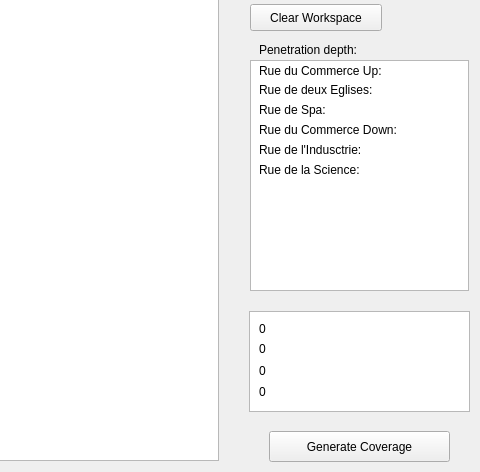
This is ieee80211g.ui in amatepl/RayTracing2019 as Qt 5 draws it before an edit; both pictures show x 801 to 1281 and y 126 to 598 of the 1281 by 707 pixel window. The edited form follows.
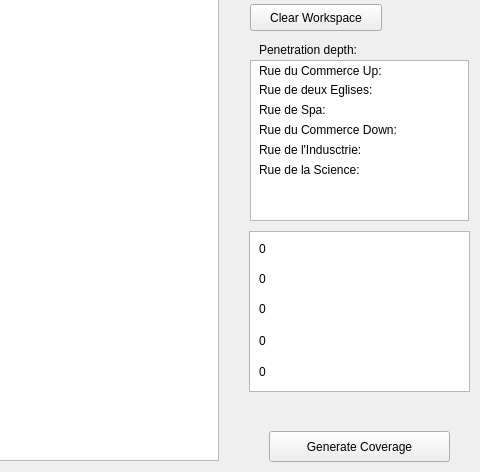
This is the edited form. Icons and pictures are not drawn.

```diff
--- a/ieee80211g.ui
+++ b/ieee80211g.ui
@@ -176,24 +176,24 @@
     <property name="geometry">
      <rect>
       <x>1050</x>
-      <y>420</y>
+      <y>340</y>
       <width>221</width>
-      <height>101</height>
+      <height>161</height>
      </rect>
     </property>
     <property name="html">
      <string>&lt;!DOCTYPE HTML PUBLIC &quot;-//W3C//DTD HTML 4.0//EN&quot; &quot;http://www.w3.org/TR/REC-html40/strict.dtd&quot;&gt;
 &lt;html&gt;&lt;head&gt;&lt;meta name=&quot;qrichtext&quot; content=&quot;1&quot; /&gt;&lt;style type=&quot;text/css&quot;&gt;
 p, li { white-space: pre-wrap; }
-&lt;/style&gt;&lt;/head&gt;&lt;body style=&quot; font-family:'Ubuntu'; font-size:11pt; font-weight:400; font-style:normal;&quot;&gt;
-&lt;p style=&quot;-qt-paragraph-type:empty; margin-top:0px; margin-bottom:0px; margin-left:0px; margin-right:0px; -qt-block-indent:0; text-indent:0px; font-family:'Sans Serif'; font-size:9pt;&quot;&gt;&lt;br /&gt;&lt;/p&gt;&lt;/body&gt;&lt;/html&gt;</string>
+&lt;/style&gt;&lt;/head&gt;&lt;body style=&quot; font-family:'Sans Serif'; font-size:9pt; font-weight:400; font-style:normal;&quot;&gt;
+&lt;p style=&quot;-qt-paragraph-type:empty; margin-top:0px; margin-bottom:0px; margin-left:0px; margin-right:0px; -qt-block-indent:0; text-indent:0px;&quot;&gt;&lt;br /&gt;&lt;/p&gt;&lt;/body&gt;&lt;/html&gt;</string>
     </property>
    </widget>
    <widget class="QLabel" name="Prx">
     <property name="geometry">
      <rect>
       <x>1060</x>
-      <y>430</y>
+      <y>350</y>
       <width>161</width>
       <height>16</height>
      </rect>
@@ -206,7 +206,7 @@
     <property name="geometry">
      <rect>
       <x>1060</x>
-      <y>470</y>
+      <y>440</y>
       <width>191</width>
       <height>20</height>
      </rect>
@@ -219,7 +219,7 @@
     <property name="geometry">
      <rect>
       <x>1060</x>
-      <y>490</y>
+      <y>470</y>
       <width>201</width>
       <height>21</height>
      </rect>
@@ -245,7 +245,7 @@
     <property name="geometry">
      <rect>
       <x>1060</x>
-      <y>450</y>
+      <y>380</y>
       <width>181</width>
       <height>16</height>
      </rect>
@@ -422,20 +422,37 @@
       <x>1051</x>
       <y>169</y>
       <width>219</width>
-      <height>231</height>
+      <height>161</height>
      </rect>
     </property>
     <property name="html">
      <string>&lt;!DOCTYPE HTML PUBLIC &quot;-//W3C//DTD HTML 4.0//EN&quot; &quot;http://www.w3.org/TR/REC-html40/strict.dtd&quot;&gt;
 &lt;html&gt;&lt;head&gt;&lt;meta name=&quot;qrichtext&quot; content=&quot;1&quot; /&gt;&lt;style type=&quot;text/css&quot;&gt;
 p, li { white-space: pre-wrap; }
-&lt;/style&gt;&lt;/head&gt;&lt;body style=&quot; font-family:'Ubuntu'; font-size:11pt; font-weight:400; font-style:normal;&quot;&gt;
-&lt;p style=&quot;-qt-paragraph-type:empty; margin-top:0px; margin-bottom:0px; margin-left:0px; margin-right:0px; -qt-block-indent:0; text-indent:0px;&quot;&gt;&lt;br /&gt;&lt;/p&gt;&lt;/body&gt;&lt;/html&gt;</string>
+&lt;/style&gt;&lt;/head&gt;&lt;body style=&quot; font-family:'Sans Serif'; font-size:9pt; font-weight:400; font-style:normal;&quot;&gt;
+&lt;p style=&quot;-qt-paragraph-type:empty; margin-top:0px; margin-bottom:0px; margin-left:0px; margin-right:0px; -qt-block-indent:0; text-indent:0px; font-family:'Ubuntu'; font-size:11pt;&quot;&gt;&lt;br /&gt;&lt;/p&gt;&lt;/body&gt;&lt;/html&gt;</string>
     </property>
    </widget>
+   <widget class="QLabel" name="SNR">
+    <property name="geometry">
+     <rect>
+      <x>1060</x>
+      <y>410</y>
+      <width>161</width>
+      <height>16</height>
+     </rect>
+    </property>
+    <property name="text">
+     <string>0</string>
+    </property>
+   </widget>
+   <zorder>label_3</zorder>
+   <zorder>powerResultSpinBox</zorder>
+   <zorder>label_4</zorder>
+   <zorder>binaryResultsSpinBox</zorder>
+   <zorder>clearWorkspaceButton</zorder>
    <zorder>textBrowser_2</zorder>
    <zorder>layoutWidget</zorder>
-   <zorder>verticalLayoutWidget</zorder>
    <zorder>generateCoveragePushButton</zorder>
    <zorder>spinBoxResult</zorder>
    <zorder>label_5</zorder>
@@ -452,6 +469,7 @@
    <zorder>commerceDown</zorder>
    <zorder>indu</zorder>
    <zorder>science</zorder>
+   <zorder>SNR</zorder>
   </widget>
   <widget class="QMenuBar" name="menuBar">
    <property name="geometry">
@@ -459,7 +477,7 @@
      <x>0</x>
      <y>0</y>
      <width>1281</width>
-     <height>25</height>
+     <height>20</height>
     </rect>
    </property>
   </widget>
```
